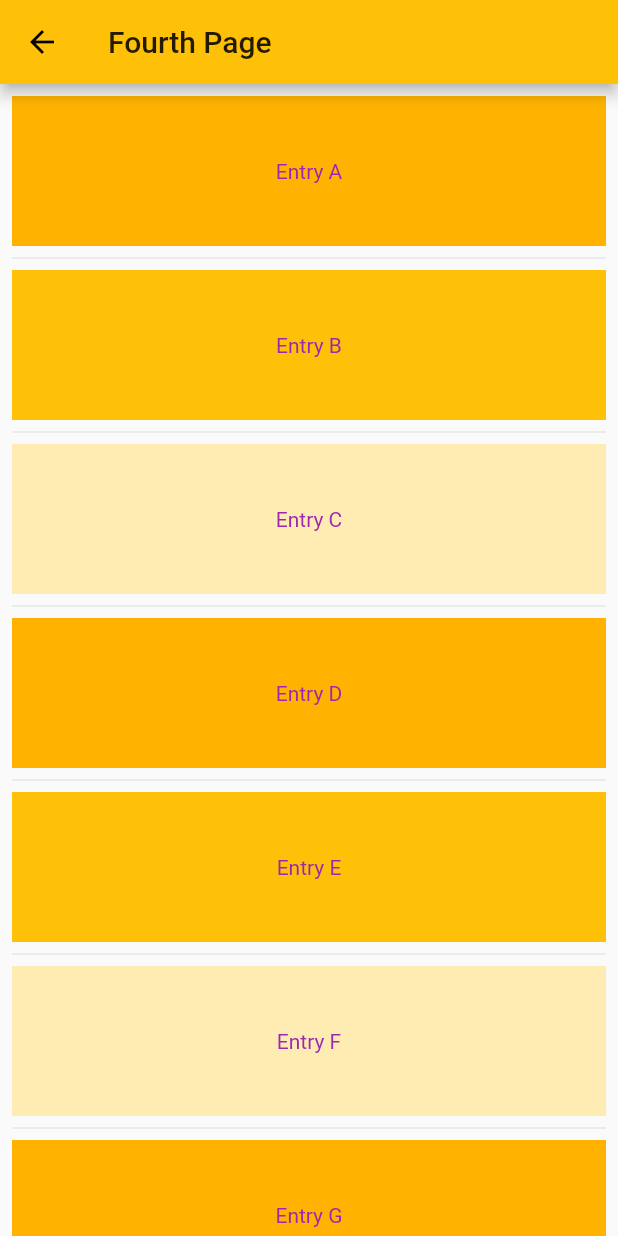
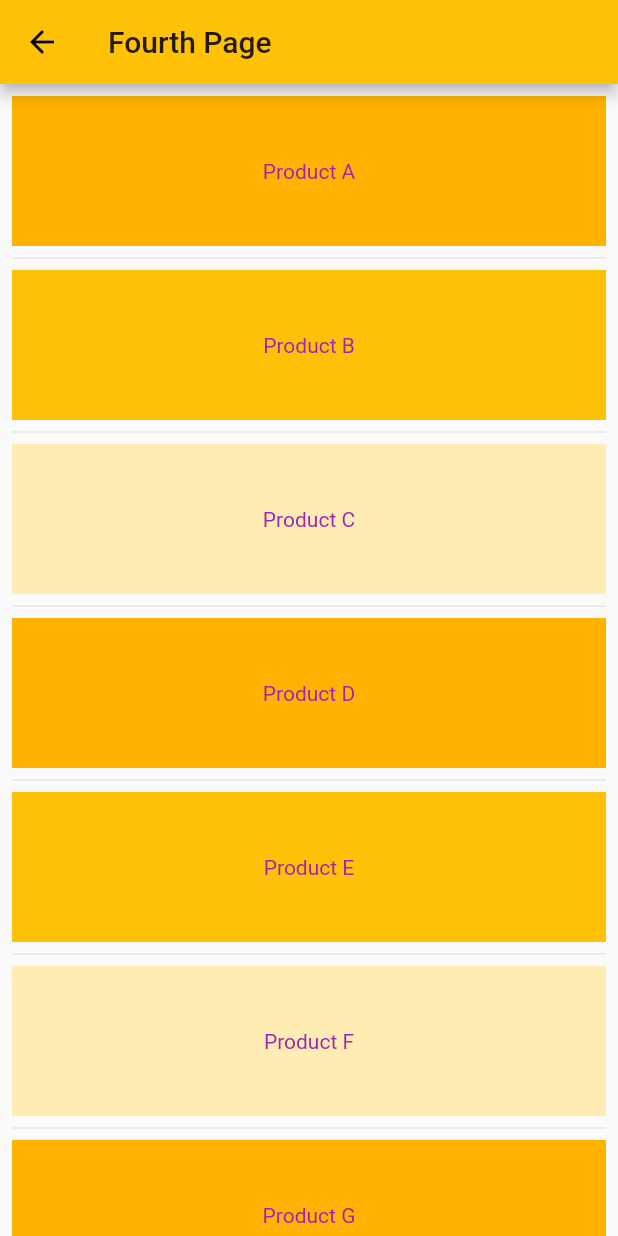
Before and after one commit to is381-1-2021/sawanya, a Flutter app: the FourthPage screen opened by its route, on a phone screen of 412 x 824 dp. Run offline on Flutter 3.47's test engine with Material 2 defaults, Android fonts, the phone set to English and light mode, and no system bars; project files that could hold a hidden picture were left out.

Commit message:
Navigation with data passing around

```diff
--- a/first_app/lib/main.dart
+++ b/first_app/lib/main.dart
@@ -4,6 +4,7 @@ import 'pages/fifth_page.dart';
 import 'pages/first_page.dart';
 import 'pages/fourth_page.dart';
 import 'pages/second_page.dart';
+import 'pages/seventh_page.dart';
 import 'pages/sixth_page.dart';
 import 'pages/third_page.dart';
 
@@ -31,6 +32,7 @@ class MyApp extends StatelessWidget {
         '/4': (context) => FourthPage(),
         '/5': (context) => FifthPage(),
         '/6': (context) => SixthPage(),
+        '/7': (context) => SeventhPage(),
       },
     );
   }
--- a/first_app/lib/pages/fifth_page.dart
+++ b/first_app/lib/pages/fifth_page.dart
@@ -7,7 +7,7 @@ class FifthPage extends StatelessWidget {
       appBar: AppBar(title: Text('Grid View')),
       body: GridView.count(
         crossAxisCount: 2,
-        children: List.generate(6, (index) {
+        children: List.generate(7, (index) {
           return InkWell(
             onTap: () {
               Navigator.pushNamed(context, '/${index + 1}');
--- a/first_app/lib/pages/fourth_page.dart
+++ b/first_app/lib/pages/fourth_page.dart
@@ -23,11 +23,11 @@ class FourthPage extends StatelessWidget {
         padding: EdgeInsets.all(8.0),
         itemCount: entries.length,
         itemBuilder: (context, index) {
-          return Container(
-            height: 100.0,
-            color: Colors.amber[colorCodes[index % 3]],
-            child: Center(
-              child: Text('Entry ${entries[index]}'),
+          return ProductTile(
+            item: ProductItem(
+              name: entries[index],
+              price: '\$25',
+              colorShade: colorCodes[index % 3],
             ),
           );
         },
@@ -36,3 +36,72 @@ class FourthPage extends StatelessWidget {
     );
   }
 }
+
+class ProductItem {
+  final String name;
+  final String price;
+  final int colorShade;
+
+  const ProductItem(
+      {Key? key,
+      required this.name,
+      required this.price,
+      required this.colorShade});
+}
+
+class ProductTile extends StatelessWidget {
+  final ProductItem item;
+
+  const ProductTile({
+    Key? key,
+    required this.item,
+  }) : super(key: key);
+
+  Widget build(BuildContext context) {
+    return GestureDetector(
+      onTap: () {
+        Navigator.push(
+          context,
+          MaterialPageRoute(
+            builder: (context) => ProductDetail(item: item),
+          ),
+        );
+      },
+      child: Container(
+        height: 100.0,
+        color: Colors.amber[item.colorShade],
+        child: Center(
+          child: Text('Product ${item.name}'),
+        ),
+      ),
+    );
+  }
+}
+
+class ProductDetail extends StatelessWidget {
+  final ProductItem item;
+
+  const ProductDetail({
+    Key? key,
+    required this.item,
+  }) : super(key: key);
+
+  @override
+  Widget build(BuildContext context) {
+    return Scaffold(
+      appBar: AppBar(
+        title: Text('Product Detail'),
+      ),
+      body: Center(
+        child: Column(
+          mainAxisAlignment: MainAxisAlignment.center,
+          crossAxisAlignment: CrossAxisAlignment.center,
+          children: [
+            Text('Product Name: ${item.name}'),
+            Text('Price: ${item.price}'),
+          ],
+        ),
+      ),
+    );
+  }
+}
--- a/first_app/lib/pages/sixth_page.dart
+++ b/first_app/lib/pages/sixth_page.dart
@@ -87,9 +87,9 @@ class _MyCustomFormState extends State<MyCustomForm> {
               if (_formKey.currentState!.validate()) {
                 _formKey.currentState!.save();
 
-                ScaffoldMessenger.of(context).showSnackBar(SnackBar(
-                  content: Text('Processing $_firstName $_lastName $_age'),
-                ));
+                var response = 'Processing $_firstName $_lastName $_age';
+
+                Navigator.pop(context, response);
               }
             },
             child: Text('Submit'),
```
Also changed, not shown: first_app/lib/pages/first_page.dart (+33 -2 lines), first_app/lib/pages/seventh_page.dart (added, +53 -0 lines).
